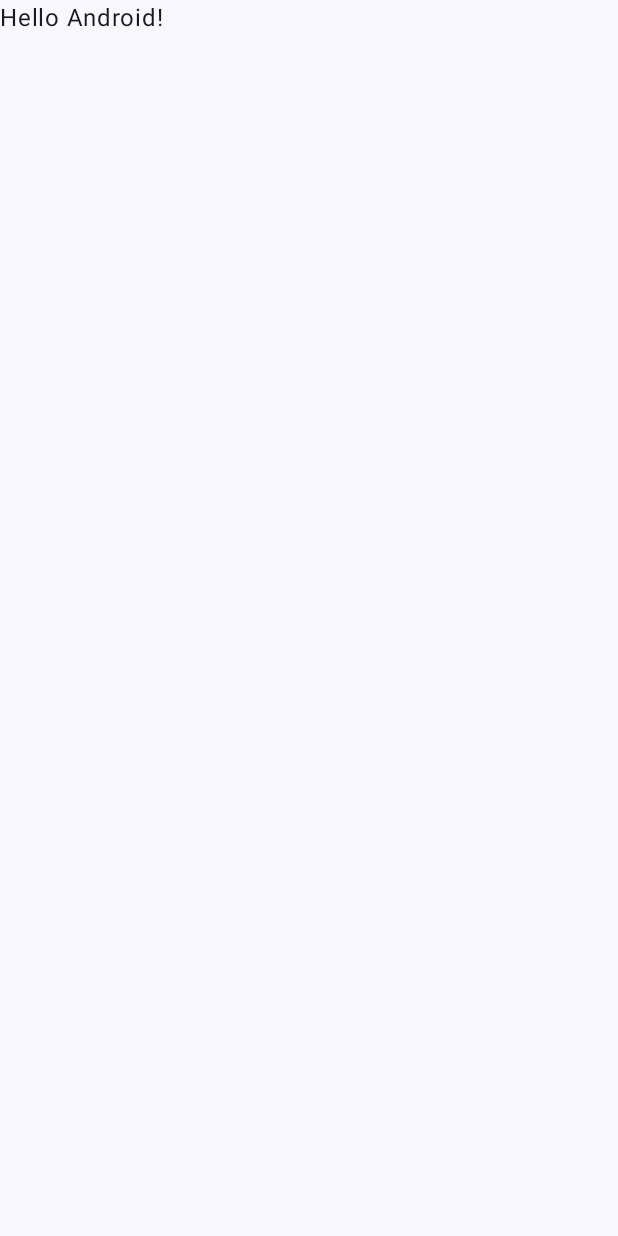
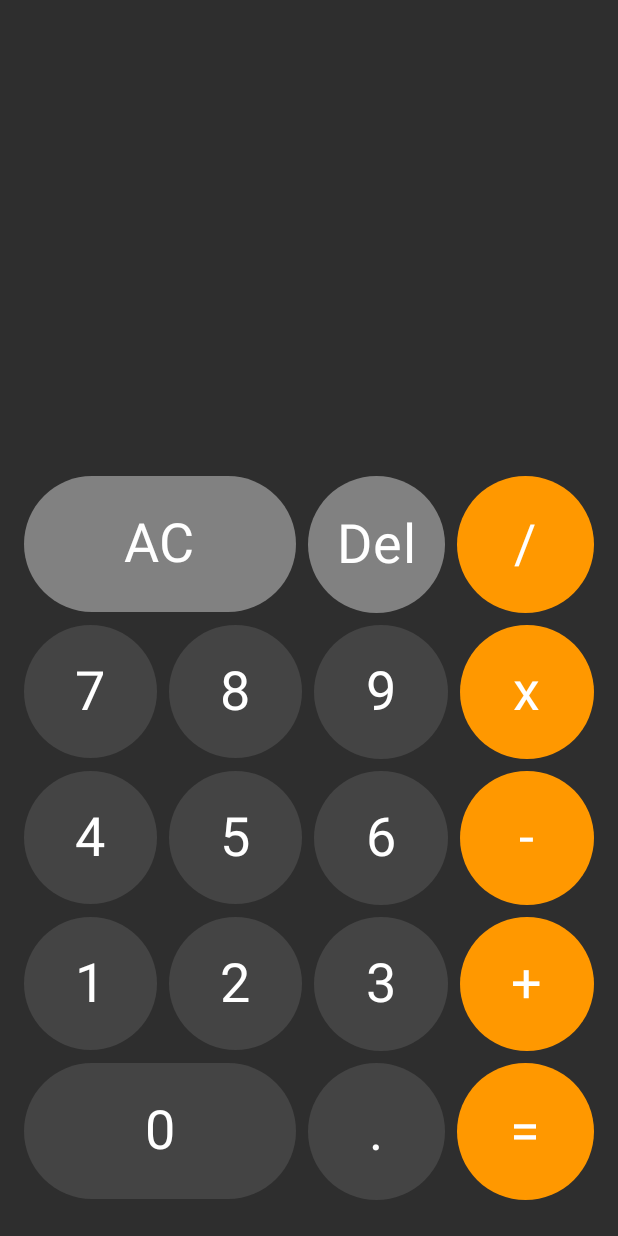
Before and after one commit to abilmanoj1/calculator-android-app, an Android app built with Jetpack Compose: the screen it shows after launch (MainActivity), on a phone screen of 412 x 824 dp. Before the commit the screen is almost empty. Run offline under Robolectric (Android 15) with nearby library versions, the phone set to English and light mode, and no system bars.

Commit message:
screen design and business logic developed

```diff
--- a/app/build.gradle.kts
+++ b/app/build.gradle.kts
@@ -5,7 +5,7 @@ plugins {
 
 android {
     namespace = "com.neuralfoundry.calculatorapp"
-    compileSdk = 33
+    compileSdk = 34
 
     defaultConfig {
         applicationId = "com.neuralfoundry.calculatorapp"
@@ -66,4 +66,6 @@ dependencies {
     androidTestImplementation("androidx.compose.ui:ui-test-junit4")
     debugImplementation("androidx.compose.ui:ui-tooling")
     debugImplementation("androidx.compose.ui:ui-test-manifest")
+
+    implementation("androidx.lifecycle:lifecycle-viewmodel-compose:2.6.2")
 }
--- /dev/null
+++ b/app/src/main/java/com/neuralfoundry/calculatorapp/Calculator.kt
@@ -0,0 +1,246 @@
+package com.neuralfoundry.calculatorapp
+
+import androidx.compose.foundation.background
+import androidx.compose.foundation.layout.Arrangement
+import androidx.compose.foundation.layout.Box
+import androidx.compose.foundation.layout.Column
+import androidx.compose.foundation.layout.Row
+import androidx.compose.foundation.layout.Spacer
+import androidx.compose.foundation.layout.aspectRatio
+import androidx.compose.foundation.layout.fillMaxSize
+import androidx.compose.foundation.layout.fillMaxWidth
+import androidx.compose.foundation.layout.height
+import androidx.compose.foundation.layout.padding
+import androidx.compose.material3.Text
+import androidx.compose.runtime.Composable
+import androidx.compose.ui.Alignment
+import androidx.compose.ui.Modifier
+import androidx.compose.ui.graphics.Color
+import androidx.compose.ui.text.font.FontWeight
+import androidx.compose.ui.text.style.TextAlign
+import androidx.compose.ui.unit.Dp
+import androidx.compose.ui.unit.dp
+import androidx.compose.ui.unit.sp
+import com.neuralfoundry.calculatorapp.ui.theme.LightGray
+import com.neuralfoundry.calculatorapp.ui.theme.Orange
+
+@Composable
+fun Calculator(
+    state: CalculatorState,
+    modifier: Modifier = Modifier,
+    buttonSpacing: Dp = 8.dp,
+    onAction: (CalculatorActions) -> Unit
+
+) {
+    Box(
+        modifier = modifier
+            .fillMaxSize()
+    ) {
+    Column(
+        modifier = Modifier
+            .align(Alignment.BottomCenter)
+            .padding(bottom = buttonSpacing)
+            .fillMaxWidth()
+    ) {
+        Text(
+            text = state.number1 + (state.operation?.symbol ?: "") + state.number2,
+            textAlign = TextAlign.End,
+            modifier = Modifier
+                .fillMaxWidth()
+                .padding(vertical = 32.dp),
+            fontWeight = FontWeight.Light,
+            fontSize = 80.sp,
+            color = Color.White,
+            maxLines = 2
+        )
+
+        Row(
+            modifier = Modifier.fillMaxWidth(),
+            horizontalArrangement = Arrangement.spacedBy(buttonSpacing)
+        ) {
+            CalculatorButton(symbol = "AC", modifier = Modifier
+                .background(LightGray)
+                .aspectRatio(2f)
+                .weight(2f),
+                onClick = {
+                    onAction(CalculatorActions.Clear)
+                })
+
+            CalculatorButton(symbol = "Del", modifier = Modifier
+                .background(LightGray)
+                .aspectRatio(1f)
+                .weight(1f),
+                onClick = {
+                    onAction(CalculatorActions.Delete)
+                })
+
+            CalculatorButton(symbol = "/", modifier = Modifier
+                .background(Orange)
+                .aspectRatio(1f)
+                .weight(1f),
+                onClick = {
+                    onAction(CalculatorActions.Operation(CalculatorOperation.Divide))
+                })
+        }
+
+        Spacer(modifier = Modifier.height(buttonSpacing))
+
+        Row(
+            modifier = Modifier.fillMaxWidth(),
+            horizontalArrangement = Arrangement.spacedBy(buttonSpacing)
+        ) {
+            CalculatorButton(symbol = "7", modifier = Modifier
+                .background(Color.DarkGray)
+                .aspectRatio(1f)
+                .weight(1f),
+                onClick = {
+                    onAction(CalculatorActions.NUmber(7))
+                })
+
+
+            CalculatorButton(symbol = "8", modifier = Modifier
+                .background(Color.DarkGray)
+                .aspectRatio(1f)
+                .weight(1f),
+                onClick = {
+                    onAction(CalculatorActions.NUmber(8))
+                })
+
+            CalculatorButton(symbol = "9", modifier = Modifier
+                .background(Color.DarkGray)
+                .aspectRatio(1f)
+                .weight(1f),
+                onClick = {
+                    onAction(CalculatorActions.NUmber(9))
+                })
+
+            CalculatorButton(symbol = "x", modifier = Modifier
+                .background(Orange)
+                .aspectRatio(1f)
+                .weight(1f),
+                onClick = {
+                    onAction(CalculatorActions.Operation(CalculatorOperation.Multiply))
+                })
+
+        }
+
+        Spacer(modifier = Modifier.height(buttonSpacing))
+
+        Row(
+            modifier = Modifier.fillMaxWidth(),
+            horizontalArrangement = Arrangement.spacedBy(buttonSpacing)
+        ) {
+            CalculatorButton(symbol = "4", modifier = Modifier
+                .background(Color.DarkGray)
+                .aspectRatio(1f)
+                .weight(1f),
+                onClick = {
+                    onAction(CalculatorActions.NUmber(4))
+                })
+
+
+            CalculatorButton(symbol = "5", modifier = Modifier
+                .background(Color.DarkGray)
+                .aspectRatio(1f)
+                .weight(1f),
+                onClick = {
+                    onAction(CalculatorActions.NUmber(5))
+                })
+
+            CalculatorButton(symbol = "6", modifier = Modifier
+                .background(Color.DarkGray)
+                .aspectRatio(1f)
+                .weight(1f),
+                onClick = {
+                    onAction(CalculatorActions.NUmber(6))
+                })
+
+            CalculatorButton(symbol = "-", modifier = Modifier
+                .background(Orange)
+                .aspectRatio(1f)
+                .weight(1f),
+                onClick = {
+                    onAction(CalculatorActions.Operation(CalculatorOperation.Subtract))
+                })
+
+        }
+
+        Spacer(modifier = Modifier.height(buttonSpacing))
+
+
+        Row(
+            modifier = Modifier.fillMaxWidth(),
+            horizontalArrangement = Arrangement.spacedBy(buttonSpacing)
+        ) {
+            CalculatorButton(symbol = "1", modifier = Modifier
+                .background(Color.DarkGray)
+                .aspectRatio(1f)
+                .weight(1f),
+                onClick = {
+                    onAction(CalculatorActions.NUmber(1))
+                })
+
+
+            CalculatorButton(symbol = "2", modifier = Modifier
+                .background(Color.DarkGray)
+                .aspectRatio(1f)
+                .weight(1f),
+                onClick = {
+                    onAction(CalculatorActions.NUmber(2))
+                })
+
+            CalculatorButton(symbol = "3", modifier = Modifier
+                .background(Color.DarkGray)
+                .aspectRatio(1f)
+                .weight(1f),
+                onClick = {
+                    onAction(CalculatorActions.NUmber(3))
+                })
+
+            CalculatorButton(symbol = "+", modifier = Modifier
+                .background(Orange)
+                .aspectRatio(1f)
+                .weight(1f),
+                onClick = {
+                    onAction(CalculatorActions.Operation(CalculatorOperation.Add))
+                })
+
+        }
+
+        Spacer(modifier = Modifier.height(buttonSpacing))
+
+        Row(
+            modifier = Modifier.fillMaxWidth(),
+            horizontalArrangement = Arrangement.spacedBy(buttonSpacing)
+        ) {
+            CalculatorButton(symbol = "0", modifier = Modifier
+                .background(Color.DarkGray)
+                .aspectRatio(2f)
+                .weight(2f),
+                onClick = {
+                    onAction(CalculatorActions.NUmber(0))
+                })
+
+
+            CalculatorButton(symbol = ".", modifier = Modifier
+                .background(Color.DarkGray)
+                .aspectRatio(1f)
+                .weight(1f),
+                onClick = {
+                    onAction(CalculatorActions.Decimal)
+                })
+
+            CalculatorButton(symbol = "=", modifier = Modifier
+                .background(Orange)
+                .aspectRatio(1f)
+                .weight(1f),
+                onClick = {
+                    onAction(CalculatorActions.Calculate)
+                })
+
+        }
+    }
+
+
+}
+}
--- /dev/null
+++ b/app/src/main/java/com/neuralfoundry/calculatorapp/CalculatorButton.kt
@@ -0,0 +1,31 @@
+package com.neuralfoundry.calculatorapp
+
+import androidx.compose.foundation.clickable
+import androidx.compose.foundation.layout.Box
+import androidx.compose.foundation.shape.CircleShape
+import androidx.compose.material3.Text
+import androidx.compose.runtime.Composable
+import androidx.compose.ui.Alignment
+import androidx.compose.ui.Modifier
+import androidx.compose.ui.draw.clip
+import androidx.compose.ui.graphics.Color
+import androidx.compose.ui.unit.sp
+
+@Composable
+fun CalculatorButton(
+    symbol: String,
+    modifier: Modifier,
+    onClick: () -> Unit
+){
+    Box(
+        contentAlignment = Alignment.Center,
+        modifier = Modifier
+            .clip(CircleShape)
+            .clickable { onClick() }
+            .then(modifier)
+    ){
+        Text(text = symbol,
+            fontSize = 36.sp,
+            color = Color.White)
+    }
+}
--- /dev/null
+++ b/app/src/main/java/com/neuralfoundry/calculatorapp/CalculatorState.kt
@@ -0,0 +1,7 @@
+package com.neuralfoundry.calculatorapp
+
+data class CalculatorState(
+    val number1:String = "",
+    val number2: String = "",
+    val operation: CalculatorOperation? = null
+)
--- a/app/src/main/java/com/neuralfoundry/calculatorapp/MainActivity.kt
+++ b/app/src/main/java/com/neuralfoundry/calculatorapp/MainActivity.kt
@@ -3,44 +3,37 @@ package com.neuralfoundry.calculatorapp
 import android.os.Bundle
 import androidx.activity.ComponentActivity
 import androidx.activity.compose.setContent
+import androidx.compose.foundation.background
 import androidx.compose.foundation.layout.fillMaxSize
+import androidx.compose.foundation.layout.padding
 import androidx.compose.material3.MaterialTheme
 import androidx.compose.material3.Surface
 import androidx.compose.material3.Text
 import androidx.compose.runtime.Composable
 import androidx.compose.ui.Modifier
+import androidx.compose.ui.graphics.Color
 import androidx.compose.ui.tooling.preview.Preview
+import androidx.compose.ui.unit.dp
+import androidx.lifecycle.viewmodel.compose.viewModel
 import com.neuralfoundry.calculatorapp.ui.theme.CalculatorAppTheme
+import com.neuralfoundry.calculatorapp.ui.theme.MediumGray
 
 class MainActivity : ComponentActivity() {
     override fun onCreate(savedInstanceState: Bundle?) {
         super.onCreate(savedInstanceState)
         setContent {
             CalculatorAppTheme {
-                // A surface container using the 'background' color from the theme
-                Surface(
-                    modifier = Modifier.fillMaxSize(),
-                    color = MaterialTheme.colorScheme.background
-                ) {
-                    Greeting("Android")
-                }
+                val viewModel = viewModel<CalculatorViewModel>()
+                val state = viewModel.state
+                val buttonSpacing = 8.dp
+
+                Calculator(state = state, onAction = viewModel::onAction,
+                    buttonSpacing = buttonSpacing,
+                    modifier = Modifier
+                        .fillMaxSize()
+                        .background(MediumGray)
+                        .padding(16.dp))
             }
         }
     }
 }
-
-@Composable
-fun Greeting(name: String, modifier: Modifier = Modifier) {
-    Text(
-        text = "Hello $name!",
-        modifier = modifier
-    )
-}
-
-@Preview(showBackground = true)
-@Composable
-fun GreetingPreview() {
-    CalculatorAppTheme {
-        Greeting("Android")
-    }
-}
--- a/app/src/main/java/com/neuralfoundry/calculatorapp/ui/theme/Color.kt
+++ b/app/src/main/java/com/neuralfoundry/calculatorapp/ui/theme/Color.kt
@@ -9,3 +9,12 @@ val Pink80 = Color(0xFFEFB8C8)
 val Purple40 = Color(0xFF6650a4)
 val PurpleGrey40 = Color(0xFF625b71)
 val Pink40 = Color(0xFF7D5260)
+
+val Purple200 = Color(0xFFBB86FC)
+val Purple500 = Color(0xFF6200EE)
+val Purple700 = Color(0xFF3700B3)
+val Teal200 = Color(0xFF03DAC5)
+
+val MediumGray = Color(0xFF2E2E2E)
+val LightGray = Color(0xFF818181)
+val Orange = Color(0xFFFF9800)
```
Also changed, not shown: app/src/main/java/com/neuralfoundry/calculatorapp/CalculatorActions.kt (added, +10 -0 lines), app/src/main/java/com/neuralfoundry/calculatorapp/CalculatorOperation.kt (added, +8 -0 lines), app/src/main/java/com/neuralfoundry/calculatorapp/CalculatorViewModel.kt (added, +110 -0 lines).
